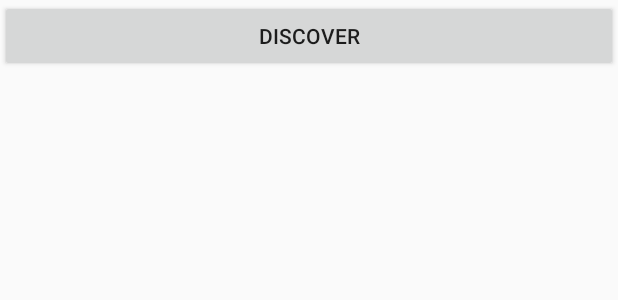
After one commit to dotaallstars200/CaroPvP, an Android app: the layout activity_multi_player.xml on its own in the app's theme, with its tools: preview values and no code run, on a phone screen of 412 x 824 dp. The commit adds this screen. Shown: the top 300 px of the screen. Run offline under Robolectric (Android 15) with nearby library versions, the phone set to English and light mode, and no system bars.

Commit message:
Add MultiPlayerActivity & WiFiDirectBroadcastReceiver

```diff
--- a/app/build.gradle
+++ b/app/build.gradle
@@ -6,7 +6,7 @@ android {
 
     defaultConfig {
         applicationId "com.edu.xogame"
-        minSdkVersion 30
+        minSdkVersion 26
         targetSdkVersion 30
         versionCode 1
         versionName "1.0"
--- a/app/src/main/java/com/edu/xogame/activities/GamePlayActivity.java
+++ b/app/src/main/java/com/edu/xogame/activities/GamePlayActivity.java
@@ -5,7 +5,7 @@ import androidx.appcompat.app.AppCompatActivity;
 import android.content.Intent;
 import android.os.Bundle;
 
-import com.edu.xogame.classes.Game;
+import com.edu.xogame.Game;
 import com.edu.xogame.R;
 import com.edu.xogame.players.PlayerBot;
 
--- a/app/src/main/java/com/edu/xogame/activities/MenuActivity.java
+++ b/app/src/main/java/com/edu/xogame/activities/MenuActivity.java
@@ -5,7 +5,6 @@ import com.edu.xogame.R;
 
 import android.content.Intent;
 import android.os.Bundle;
-import android.view.View;
 import android.widget.Button;
 
 public class MenuActivity extends AppCompatActivity {
@@ -29,6 +28,11 @@ public class MenuActivity extends AppCompatActivity {
             startActivity(intent);
         });
 
+        btnPlayWithFriend.setOnClickListener(v -> {
+            Intent intent = new Intent(this, MultiPlayerActivity.class);
+            startActivity(intent);
+        });
+
         btnExit.setOnClickListener(v -> {
             System.exit(0);
         });
--- a/app/src/main/java/com/edu/xogame/players/Player.java
+++ b/app/src/main/java/com/edu/xogame/players/Player.java
@@ -9,4 +9,6 @@ public abstract class Player {
     public Player(Board board) {
         this.board = board;
     }
+
+    public void makeMove() { }
 }
--- a/app/src/main/java/com/edu/xogame/players/PlayerBot.java
+++ b/app/src/main/java/com/edu/xogame/players/PlayerBot.java
@@ -51,7 +51,8 @@ public class PlayerBot extends Player {
         return move;
     }
 
-    public void checkCell() {
+    @Override
+    public void makeMove() {
         CellPosition cellPosition = thinkMoves();
         board.checkCell(board.getCell(cellPosition));
     }
--- a/app/src/main/java/com/edu/xogame/views/Board.java
+++ b/app/src/main/java/com/edu/xogame/views/Board.java
@@ -1,13 +1,11 @@
 package com.edu.xogame.views;
 
 import android.content.Context;
-import android.util.Log;
 import android.widget.LinearLayout;
 import android.widget.TableLayout;
 import android.widget.TableRow;
 
-import com.edu.xogame.classes.Game;
-import com.edu.xogame.activities.GamePlayActivity;
+import com.edu.xogame.Game;
 import com.edu.xogame.datastructure.CellPosition;
 
 import java.util.HashMap;
--- /dev/null
+++ b/app/src/main/res/layout/activity_multi_player.xml
@@ -0,0 +1,21 @@
+<?xml version="1.0" encoding="utf-8"?>
+<LinearLayout xmlns:android="http://schemas.android.com/apk/res/android"
+    xmlns:tools="http://schemas.android.com/tools"
+    android:layout_width="match_parent"
+    android:layout_height="match_parent"
+    tools:context=".activities.MultiPlayerActivity"
+    android:orientation="vertical">
+
+    <Button
+        android:id="@+id/button"
+        android:layout_width="match_parent"
+        android:layout_height="wrap_content"
+        android:text="DISCOVER"
+        />
+
+    <ListView
+        android:id="@+id/listView"
+        android:layout_width="match_parent"
+        android:layout_height="wrap_content"/>
+
+</LinearLayout>
```
Also changed, not shown: app/src/main/AndroidManifest.xml (+12 -13 lines), app/src/main/java/com/edu/xogame/Game.java (renamed from app/src/main/java/com/edu/xogame/classes/Game.java, +7 -3 lines), app/src/main/java/com/edu/xogame/WiFiDirectBroadcastReceiver.java (added, +71 -0 lines), app/src/main/java/com/edu/xogame/activities/MultiPlayerActivity.java (added, +128 -0 lines).
